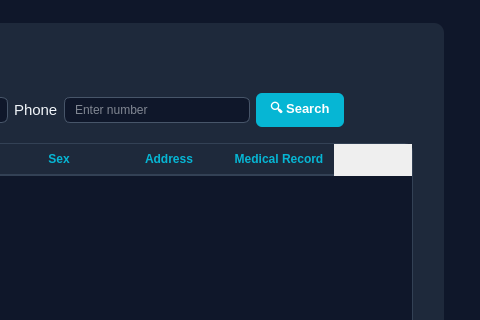
This is ReceptionistWindow.ui in pvz2nghiaaa/HospitalManagement as Qt 5 draws it before an edit; both pictures show x 747 to 1227 and y 97 to 417 of the 1227 by 736 pixel window. The edited form follows.
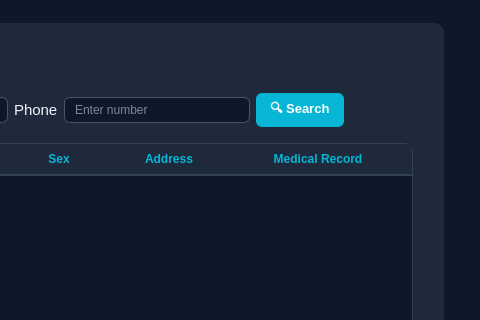
This is the edited form.

Commit message: fix: last collumn medical record table UI

Patch:
```diff
--- a/ReceptionistWindow.ui
+++ b/ReceptionistWindow.ui
@@ -347,6 +347,9 @@
        <attribute name="horizontalHeaderDefaultSectionSize">
         <number>110</number>
        </attribute>
+       <attribute name="horizontalHeaderStretchLastSection">
+        <bool>true</bool>
+       </attribute>
        <attribute name="verticalHeaderStretchLastSection">
         <bool>false</bool>
        </attribute>
@@ -419,7 +422,7 @@
         </property>
        </widget>
       </widget>
-      <widget class="QWidget" name="">
+      <widget class="QWidget" name="layoutWidget">
        <property name="geometry">
         <rect>
          <x>30</x>
```
